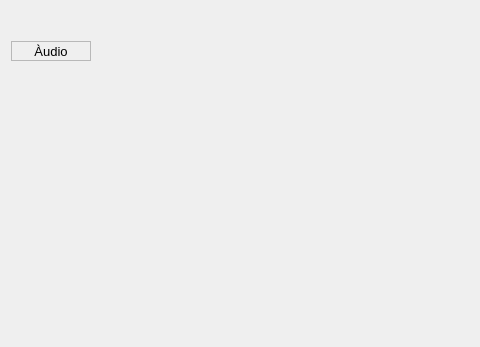
This is mainwindow.ui in acamara/videoview as Qt 5 draws it before an edit; both pictures show x 0 to 480 and y 255 to 602 of the 758 by 602 pixel window. The edited form follows.
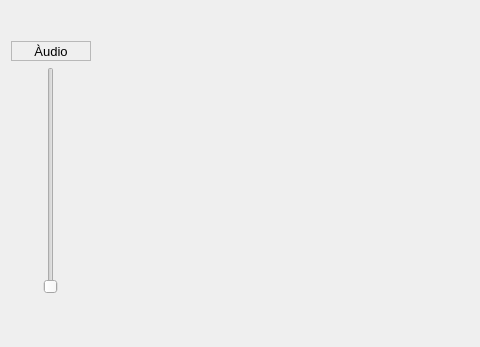
This is the edited form.

Commit message: Afegeixo nous elements per treballar amb àudio i un nou mètode Entrada_audio() per obtenir juntament amb el vídeo l'àudio.

The edit to the form file:
```diff
--- a/mainwindow.ui
+++ b/mainwindow.ui
@@ -233,7 +233,18 @@
        </spacer>
       </item>
       <item row="5" column="0">
-       <layout class="QGridLayout" name="gridLayout_3"/>
+       <layout class="QGridLayout" name="gridLayout_3">
+        <item row="0" column="0">
+         <widget class="QSlider" name="audioSlider">
+          <property name="maximum">
+           <number>10</number>
+          </property>
+          <property name="orientation">
+           <enum>Qt::Vertical</enum>
+          </property>
+         </widget>
+        </item>
+       </layout>
       </item>
       <item row="3" column="0">
        <widget class="QLabel" name="label">
```
The commit also changes 2 other files.
